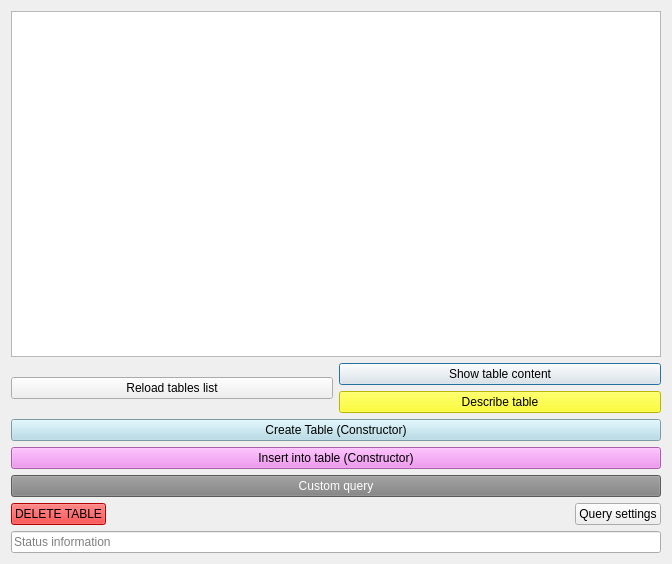
The window that tables.ui (TiReks33/adb-explorer) describes before a commit, drawn with Qt 5.
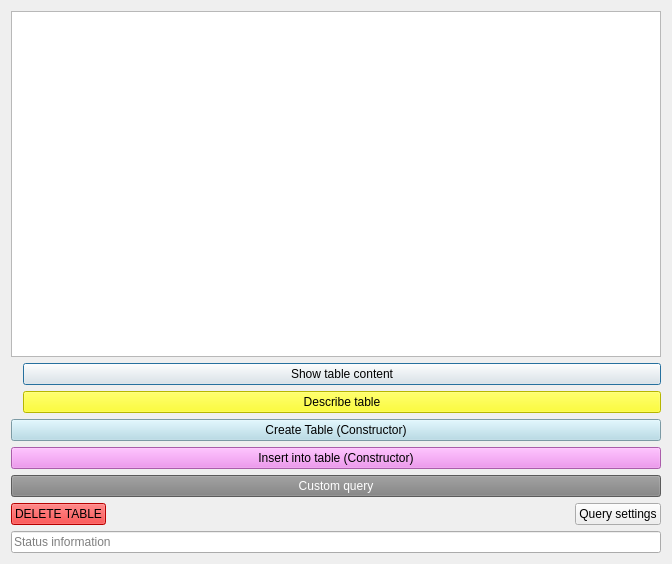
The same window after the commit.

What changed in the file:
```diff
--- a/tables.ui
+++ b/tables.ui
@@ -20,17 +20,20 @@
    <item>
     <layout class="QHBoxLayout" name="horizontalLayout">
      <item>
-      <widget class="QPushButton" name="showTable_button">
-       <property name="sizePolicy">
-        <sizepolicy hsizetype="Minimum" vsizetype="Fixed">
-         <horstretch>0</horstretch>
-         <verstretch>0</verstretch>
-        </sizepolicy>
+      <layout class="QVBoxLayout" name="reloadLayout">
+       <property name="leftMargin">
+        <number>6</number>
        </property>
-       <property name="text">
-        <string>Reload tables list</string>
+       <property name="topMargin">
+        <number>6</number>
        </property>
-      </widget>
+       <property name="rightMargin">
+        <number>6</number>
+       </property>
+       <property name="bottomMargin">
+        <number>6</number>
+       </property>
+      </layout>
      </item>
      <item>
       <layout class="QVBoxLayout" name="verticalLayout_2">
```
Left out of the diff: 2 changed lines with no effect on the pictures.
